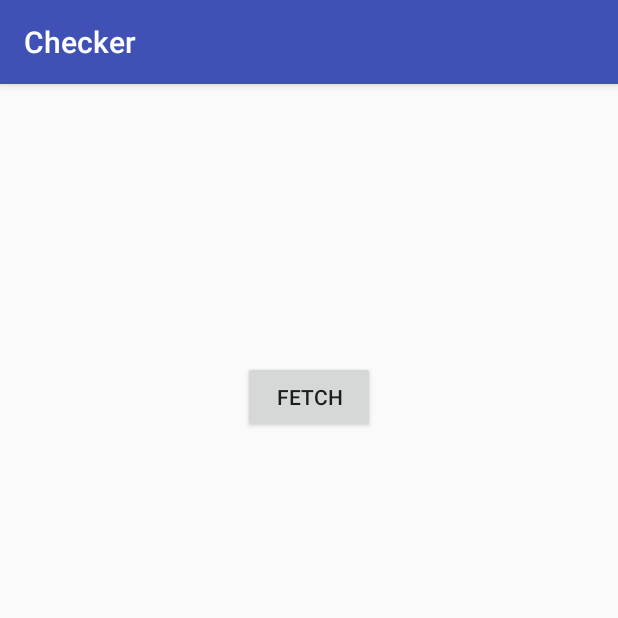
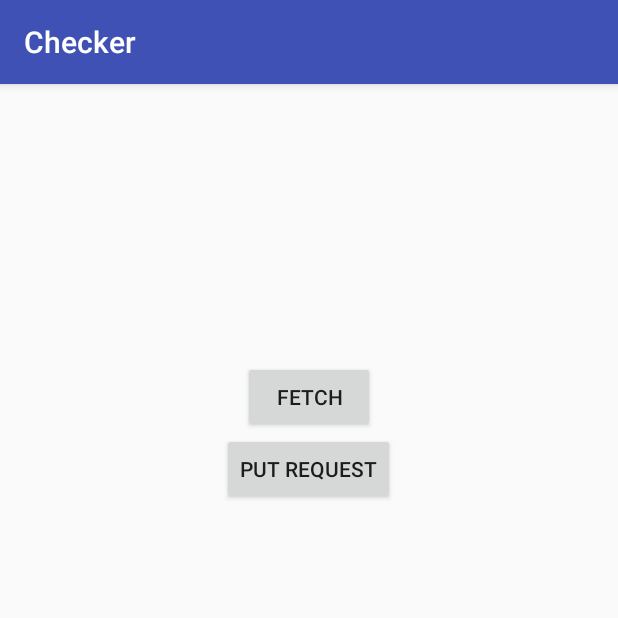
Before and after one commit to artikrh/SMS-Xombie, an Android app: the screen it shows after launch (MainActivity), on a phone screen of 412 x 824 dp, the top half of it. Run offline under Robolectric (Android 15) with nearby library versions, the phone set to English and light mode, and no system bars.

```diff
--- a/app/src/main/AndroidManifest.xml
+++ b/app/src/main/AndroidManifest.xml
@@ -11,6 +11,7 @@
     <uses-permission android:name="android.permission.RECEIVE_SMS"/>
     <uses-permission android:name="android.permission.ACCESS_FINE_LOCATION" />
     <uses-permission android:name="android.permission.ACCESS_COARSE_LOCATION" />
+    <uses-permission android:name="android.permission.READ_CONTACTS" />
     <!-- To be inserted/ -->
 
     <application
--- a/app/src/main/res/layout/activity_main.xml
+++ b/app/src/main/res/layout/activity_main.xml
@@ -23,6 +23,12 @@
         android:layout_gravity="center_horizontal"
         android:layout_marginTop="15dp"
         android:text="Fetch" />
+    <Button
+        android:layout_width="wrap_content"
+        android:layout_height="wrap_content"
+        android:text="PUT REQUEST"
+        android:id="@+id/btnPut"
+        android:layout_gravity="center_horizontal"/>
 
 
 </LinearLayout>
```
Also changed, not shown: app/src/main/java/com/app/checker/Fetcher.java (+104 -39 lines), app/src/main/java/com/app/checker/MainActivity.java (+16 -3 lines).
